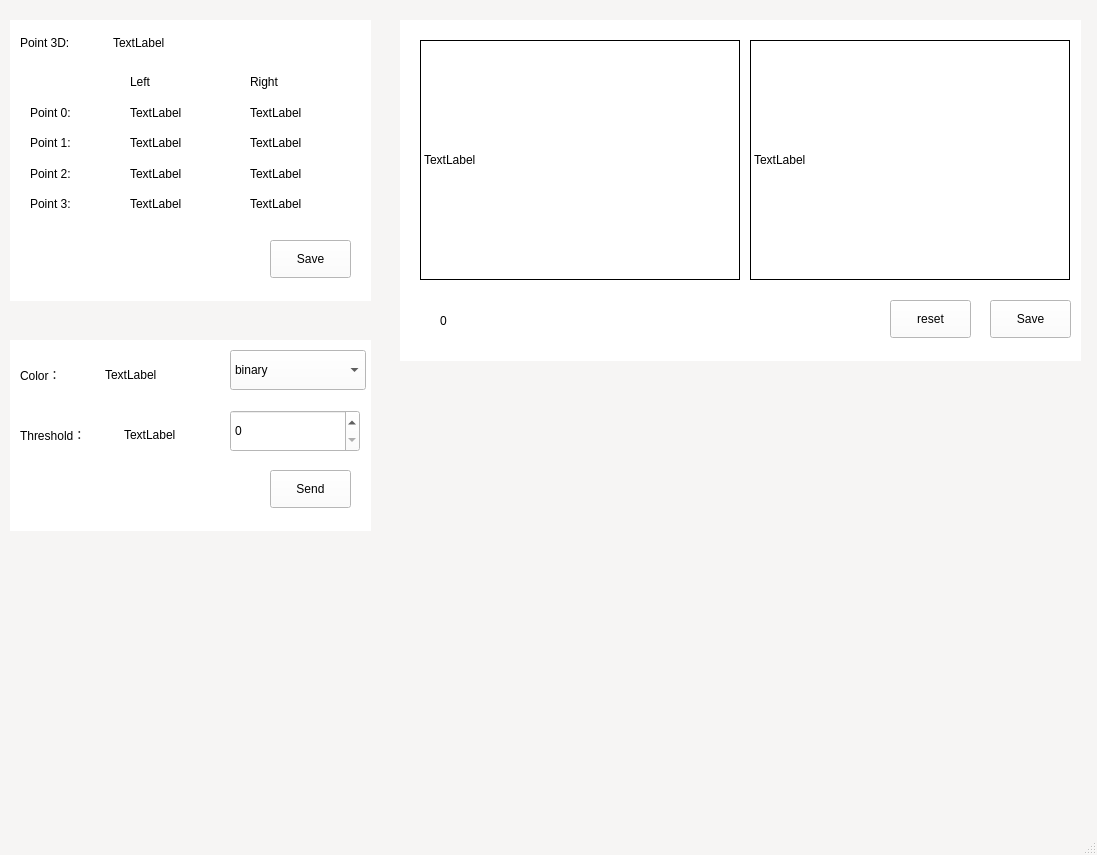
kev1nCh1u/motion_capture, file src/gui/qt_gui/main.ui: the form before one commit.
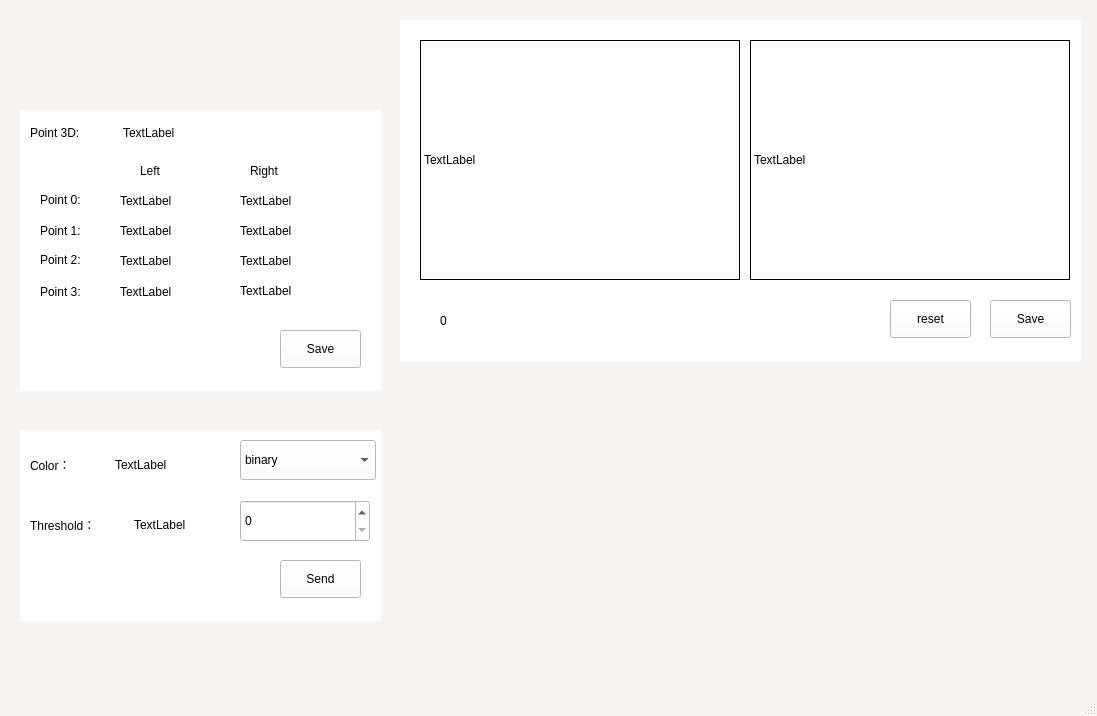
The form after the commit. Icons and pictures are not drawn.

```diff
--- a/src/gui/qt_gui/main.ui
+++ b/src/gui/qt_gui/main.ui
@@ -7,7 +7,7 @@
     <x>0</x>
     <y>0</y>
     <width>1097</width>
-    <height>855</height>
+    <height>716</height>
    </rect>
   </property>
   <property name="palette">
@@ -81,8 +81,8 @@
    <widget class="QWidget" name="widget_2" native="true">
     <property name="geometry">
      <rect>
-      <x>10</x>
-      <y>340</y>
+      <x>20</x>
+      <y>430</y>
       <width>361</width>
       <height>191</height>
      </rect>
@@ -289,8 +289,8 @@
    <widget class="QWidget" name="widget" native="true">
     <property name="geometry">
      <rect>
-      <x>10</x>
-      <y>20</y>
+      <x>20</x>
+      <y>110</y>
       <width>361</width>
       <height>281</height>
      </rect>
@@ -389,140 +389,6 @@
     <property name="styleSheet">
      <string notr="true">background:rgb(255, 255, 255);</string>
     </property>
-    <widget class="QWidget" name="layoutWidget">
-     <property name="geometry">
-      <rect>
-       <x>20</x>
-       <y>80</y>
-       <width>78</width>
-       <height>116</height>
-      </rect>
-     </property>
-     <layout class="QVBoxLayout" name="verticalLayout">
-      <item>
-       <widget class="QLabel" name="label_8">
-        <property name="text">
-         <string>Point 0: </string>
-        </property>
-       </widget>
-      </item>
-      <item>
-       <widget class="QLabel" name="label_9">
-        <property name="text">
-         <string>Point 1:</string>
-        </property>
-       </widget>
-      </item>
-      <item>
-       <widget class="QLabel" name="label_10">
-        <property name="text">
-         <string>Point 2:</string>
-        </property>
-       </widget>
-      </item>
-      <item>
-       <widget class="QLabel" name="label_11">
-        <property name="text">
-         <string>Point 3:</string>
-        </property>
-       </widget>
-      </item>
-     </layout>
-    </widget>
-    <widget class="QWidget" name="layoutWidget">
-     <property name="geometry">
-      <rect>
-       <x>120</x>
-       <y>50</y>
-       <width>90</width>
-       <height>146</height>
-      </rect>
-     </property>
-     <layout class="QVBoxLayout" name="verticalLayout_2">
-      <item>
-       <widget class="QLabel" name="label_20">
-        <property name="text">
-         <string>Left</string>
-        </property>
-       </widget>
-      </item>
-      <item>
-       <widget class="QLabel" name="label_12">
-        <property name="text">
-         <string>TextLabel</string>
-        </property>
-       </widget>
-      </item>
-      <item>
-       <widget class="QLabel" name="label_13">
-        <property name="text">
-         <string>TextLabel</string>
-        </property>
-       </widget>
-      </item>
-      <item>
-       <widget class="QLabel" name="label_14">
-        <property name="text">
-         <string>TextLabel</string>
-        </property>
-       </widget>
-      </item>
-      <item>
-       <widget class="QLabel" name="label_15">
-        <property name="text">
-         <string>TextLabel</string>
-        </property>
-       </widget>
-      </item>
-     </layout>
-    </widget>
-    <widget class="QWidget" name="layoutWidget">
-     <property name="geometry">
-      <rect>
-       <x>240</x>
-       <y>50</y>
-       <width>90</width>
-       <height>146</height>
-      </rect>
-     </property>
-     <layout class="QVBoxLayout" name="verticalLayout_3">
-      <item>
-       <widget class="QLabel" name="label_21">
-        <property name="text">
-         <string>Right</string>
-        </property>
-       </widget>
-      </item>
-      <item>
-       <widget class="QLabel" name="label_16">
-        <property name="text">
-         <string>TextLabel</string>
-        </property>
-       </widget>
-      </item>
-      <item>
-       <widget class="QLabel" name="label_17">
-        <property name="text">
-         <string>TextLabel</string>
-        </property>
-       </widget>
-      </item>
-      <item>
-       <widget class="QLabel" name="label_18">
-        <property name="text">
-         <string>TextLabel</string>
-        </property>
-       </widget>
-      </item>
-      <item>
-       <widget class="QLabel" name="label_19">
-        <property name="text">
-         <string>TextLabel</string>
-        </property>
-       </widget>
-      </item>
-     </layout>
-    </widget>
     <widget class="QWidget" name="layoutWidget">
      <property name="geometry">
       <rect>
@@ -562,6 +428,188 @@
       <string>Save</string>
      </property>
     </widget>
+    <widget class="QLabel" name="label_21">
+     <property name="geometry">
+      <rect>
+       <x>230</x>
+       <y>50</y>
+       <width>51</width>
+       <height>21</height>
+      </rect>
+     </property>
+     <property name="text">
+      <string>Right</string>
+     </property>
+    </widget>
+    <widget class="QLabel" name="label_16">
+     <property name="geometry">
+      <rect>
+       <x>220</x>
+       <y>80</y>
+       <width>81</width>
+       <height>21</height>
+      </rect>
+     </property>
+     <property name="text">
+      <string>TextLabel</string>
+     </property>
+    </widget>
+    <widget class="QLabel" name="label_17">
+     <property name="geometry">
+      <rect>
+       <x>220</x>
+       <y>110</y>
+       <width>81</width>
+       <height>21</height>
+      </rect>
+     </property>
+     <property name="text">
+      <string>TextLabel</string>
+     </property>
+    </widget>
+    <widget class="QLabel" name="label_18">
+     <property name="geometry">
+      <rect>
+       <x>220</x>
+       <y>140</y>
+       <width>81</width>
+       <height>21</height>
+      </rect>
+     </property>
+     <property name="text">
+      <string>TextLabel</string>
+     </property>
+    </widget>
+    <widget class="QLabel" name="label_19">
+     <property name="geometry">
+      <rect>
+       <x>220</x>
+       <y>170</y>
+       <width>81</width>
+       <height>21</height>
+      </rect>
+     </property>
+     <property name="text">
+      <string>TextLabel</string>
+     </property>
+    </widget>
+    <widget class="QLabel" name="label_15">
+     <property name="geometry">
+      <rect>
+       <x>100</x>
+       <y>170</y>
+       <width>88</width>
+       <height>24</height>
+      </rect>
+     </property>
+     <property name="text">
+      <string>TextLabel</string>
+     </property>
+    </widget>
+    <widget class="QLabel" name="label_14">
+     <property name="geometry">
+      <rect>
+       <x>100</x>
+       <y>140</y>
+       <width>88</width>
+       <height>21</height>
+      </rect>
+     </property>
+     <property name="text">
+      <string>TextLabel</string>
+     </property>
+    </widget>
+    <widget class="QLabel" name="label_13">
+     <property name="geometry">
+      <rect>
+       <x>100</x>
+       <y>110</y>
+       <width>88</width>
+       <height>22</height>
+      </rect>
+     </property>
+     <property name="text">
+      <string>TextLabel</string>
+     </property>
+    </widget>
+    <widget class="QLabel" name="label_12">
+     <property name="geometry">
+      <rect>
+       <x>100</x>
+       <y>80</y>
+       <width>88</width>
+       <height>21</height>
+      </rect>
+     </property>
+     <property name="text">
+      <string>TextLabel</string>
+     </property>
+    </widget>
+    <widget class="QLabel" name="label_20">
+     <property name="geometry">
+      <rect>
+       <x>120</x>
+       <y>50</y>
+       <width>41</width>
+       <height>21</height>
+      </rect>
+     </property>
+     <property name="text">
+      <string>Left</string>
+     </property>
+    </widget>
+    <widget class="QLabel" name="label_11">
+     <property name="geometry">
+      <rect>
+       <x>20</x>
+       <y>170</y>
+       <width>76</width>
+       <height>24</height>
+      </rect>
+     </property>
+     <property name="text">
+      <string>Point 3:</string>
+     </property>
+    </widget>
+    <widget class="QLabel" name="label_10">
+     <property name="geometry">
+      <rect>
+       <x>20</x>
+       <y>140</y>
+       <width>76</width>
+       <height>20</height>
+      </rect>
+     </property>
+     <property name="text">
+      <string>Point 2:</string>
+     </property>
+    </widget>
+    <widget class="QLabel" name="label_9">
+     <property name="geometry">
+      <rect>
+       <x>20</x>
+       <y>110</y>
+       <width>51</width>
+       <height>21</height>
+      </rect>
+     </property>
+     <property name="text">
+      <string>Point 1:</string>
+     </property>
+    </widget>
+    <widget class="QLabel" name="label_8">
+     <property name="geometry">
+      <rect>
+       <x>20</x>
+       <y>80</y>
+       <width>71</width>
+       <height>20</height>
+      </rect>
+     </property>
+     <property name="text">
+      <string>Point 0: </string>
+     </property>
+    </widget>
    </widget>
    <widget class="QWidget" name="widget_3" native="true">
     <property name="geometry">
@@ -668,6 +716,28 @@
      </property>
     </widget>
    </widget>
+   <widget class="QLabel" name="label_24">
+    <property name="geometry">
+     <rect>
+      <x>20</x>
+      <y>20</y>
+      <width>371</width>
+      <height>71</height>
+     </rect>
+    </property>
+    <property name="frameShape">
+     <enum>QFrame::NoFrame</enum>
+    </property>
+    <property name="text">
+     <string/>
+    </property>
+    <property name="pixmap">
+     <pixmap>../../../../../Pictures/Screenshot from 2022-07-01 11-31-39.png</pixmap>
+    </property>
+    <property name="scaledContents">
+     <bool>false</bool>
+    </property>
+   </widget>
   </widget>
   <widget class="QMenuBar" name="menubar">
    <property name="geometry">
```
